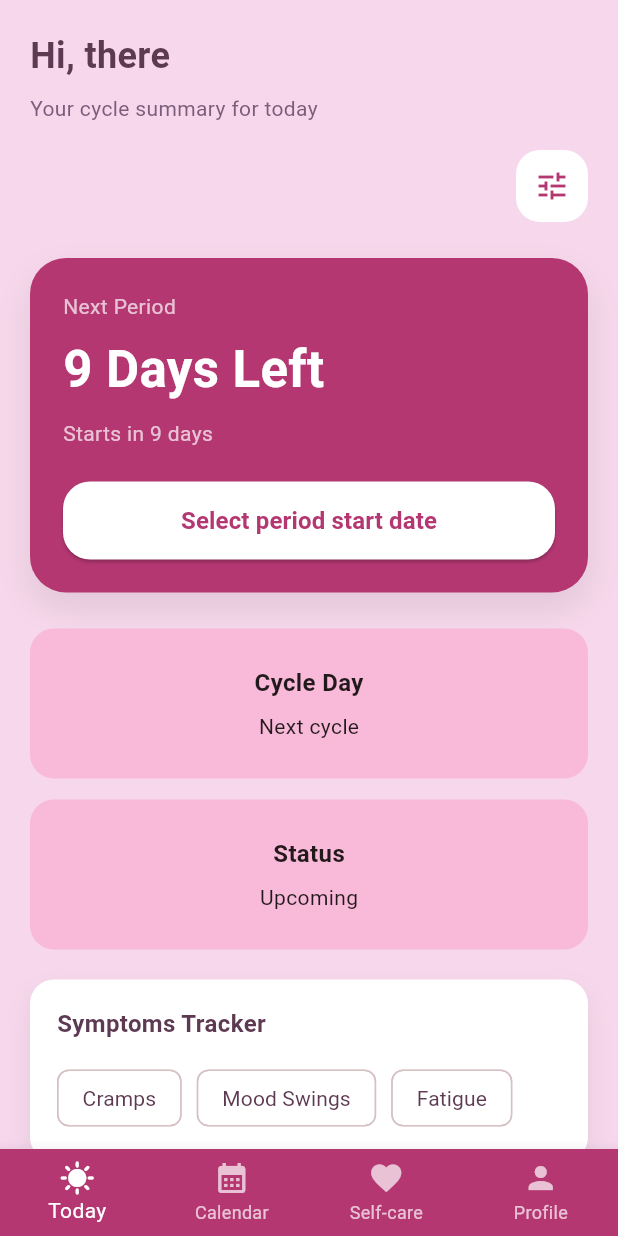
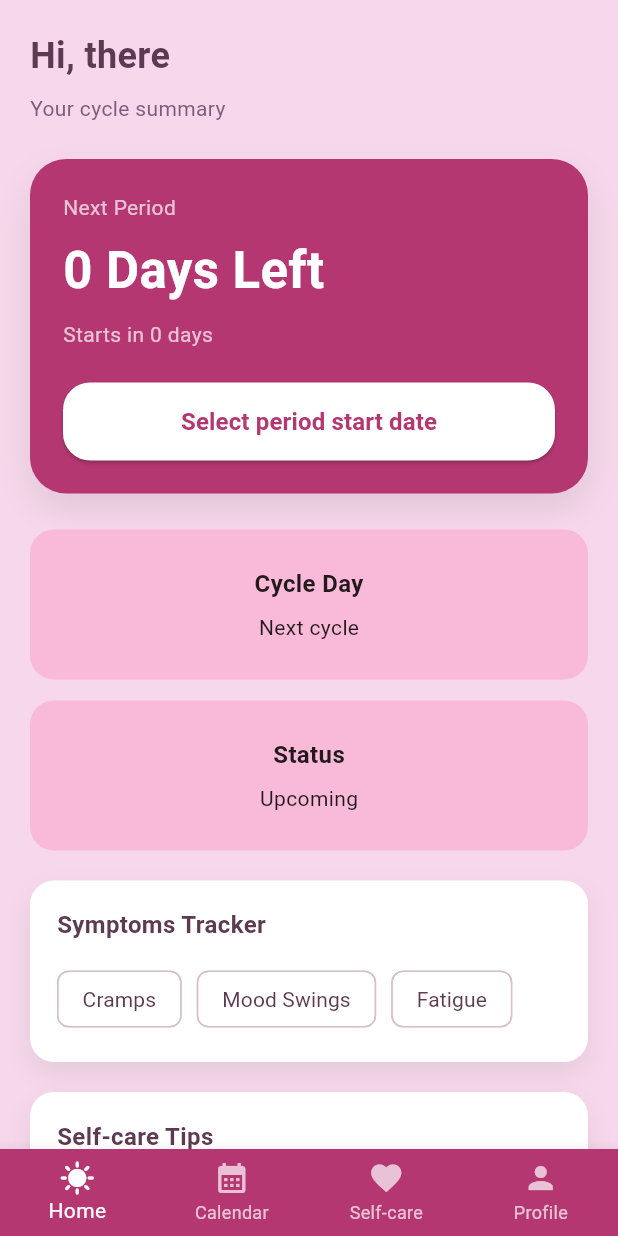
Before and after one commit to pnursyazwaniu/bloom_menstrual_health_wellness_tracker, a Flutter app: the screen it shows once a user with an empty profile is signed in, on a phone screen of 412 x 824 dp. Run offline on Flutter 3.47's test engine with Material 3 defaults, Android fonts, the phone set to English and light mode, and no system bars; our stand-ins replace cloud_firestore, firebase_auth, firebase_core; accounts and stored records are empty.

Commit message:
tukar sikit homepage function

```diff
--- a/lib/screens/homepage.dart
+++ b/lib/screens/homepage.dart
@@ -40,7 +40,7 @@ class _HomePageState extends State<HomePage> {
         currentIndex: _selectedIndex,
         onTap: _onItemTapped,
         items: const [
-          BottomNavigationBarItem(icon: Icon(Icons.sunny), label: 'Today'),
+          BottomNavigationBarItem(icon: Icon(Icons.sunny), label: 'Home'),
           BottomNavigationBarItem(
             icon: Icon(Icons.calendar_month),
             label: 'Calendar',
--- a/lib/screens/today_page.dart
+++ b/lib/screens/today_page.dart
@@ -13,11 +13,10 @@ class TodayPage extends StatefulWidget {
 class _TodayPageState extends State<TodayPage> {
   bool _periodOngoing = false;
   DateTime? _periodStartDate;
-  bool _notificationsEnabled = false;
   final List<String> _symptomOptions = ['Cramps', 'Mood Swings', 'Fatigue'];
   final Set<String> _selectedSymptoms = {};
   final int _periodLengthDays = 5;
-  final int _nextPeriodDays = 9;
+  final int _nextPeriodDays = 0;
   String _userName = '';
 
 
@@ -118,29 +117,13 @@ class _TodayPageState extends State<TodayPage> {
                                       ),
                                       const SizedBox(height: 8),
                                       const Text(
-                                        'Your cycle summary for today',
+                                        'Your cycle summary',
                                         style: TextStyle(
                                           fontSize: 16,
                                           color: Color(0xFF7B5C7A),
                                         ),
                                       ),
                                     ],
-                                  ),
-                                ),
-                                const SizedBox(width: 14),
-                                Material(
-                                  color: Colors.white,
-                                  borderRadius: BorderRadius.circular(16),
-                                  child: InkWell(
-                                    borderRadius: BorderRadius.circular(16),
-                                    onTap: () {},
-                                    child: const Padding(
-                                      padding: EdgeInsets.all(12),
-                                      child: Icon(
-                                        Icons.tune,
-                                        color: Color(0xFFB43772),
-                                      ),
-                                    ),
                                   ),
                                 ),
                               ],
@@ -158,29 +141,10 @@ class _TodayPageState extends State<TodayPage> {
                                 ),
                                 const SizedBox(height: 8),
                                 const Text(
-                                  'Your cycle summary for today',
+                                  'Your cycle summary',
                                   style: TextStyle(
                                     fontSize: 14,
                                     color: Color(0xFF7B5C7A),
-                                  ),
-                                ),
-                                const SizedBox(height: 18),
-                                Align(
-                                  alignment: Alignment.centerRight,
-                                  child: Material(
-                                    color: Colors.white,
-                                    borderRadius: BorderRadius.circular(16),
-                                    child: InkWell(
-                                      borderRadius: BorderRadius.circular(16),
-                                      onTap: () {},
-                                      child: const Padding(
-                                        padding: EdgeInsets.all(12),
-                                        child: Icon(
-                                          Icons.tune,
-                                          color: Color(0xFFB43772),
-                                        ),
-                                      ),
-                                    ),
                                   ),
                                 ),
                               ],
@@ -328,34 +292,6 @@ class _TodayPageState extends State<TodayPage> {
                           ],
                         ),
                       ),
-                      const SizedBox(height: 20),
-                      _SectionCard(
-                        title: 'Daily Notifications',
-                        child: Row(
-                          mainAxisAlignment: MainAxisAlignment.spaceBetween,
-                          children: [
-                            const Flexible(
-                              child: Text(
-                                'Remind me daily to log symptoms.',
-                                style: TextStyle(
-                                  fontSize: 14,
-                                  color: Color(0xFF4B3A4F),
-                                ),
-                              ),
-                            ),
-                            Switch(
-                              value: _notificationsEnabled,
-                              activeThumbColor: const Color(0xFFB43772),
-                              onChanged: (value) {
-                                setState(() {
-                                  _notificationsEnabled = value;
-                                });
-                              },
-                            ),
-                          ],
-                        ),
-                      ),
-                      const SizedBox(height: 20),
                     ],
                   ),
                 );
```
